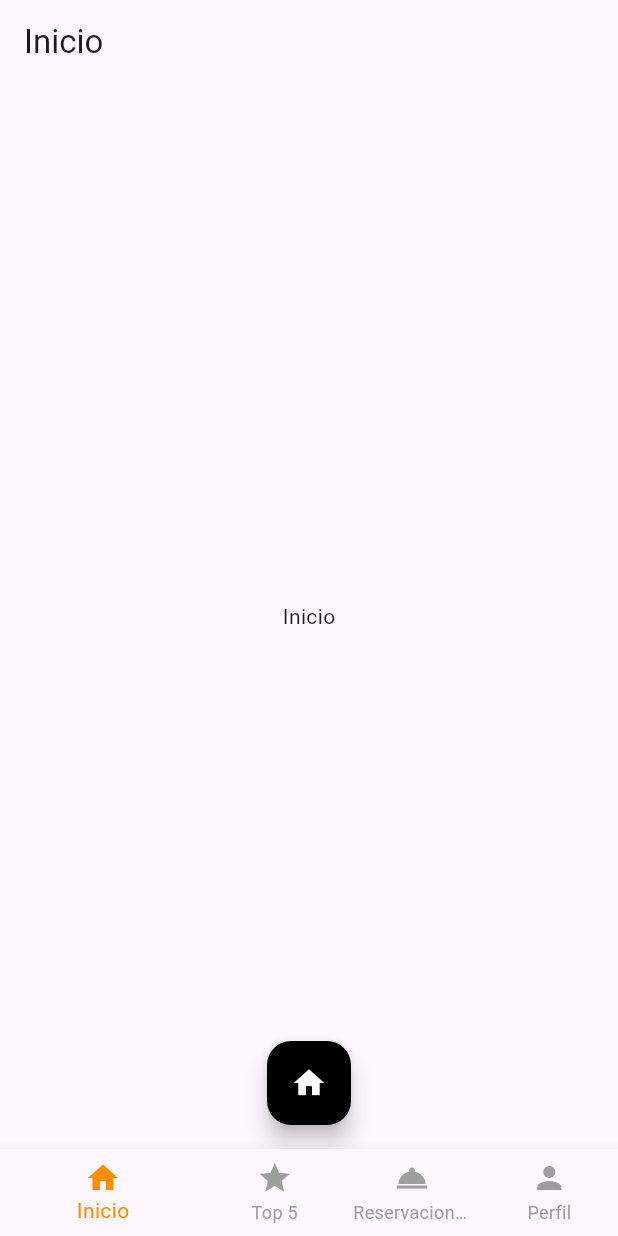
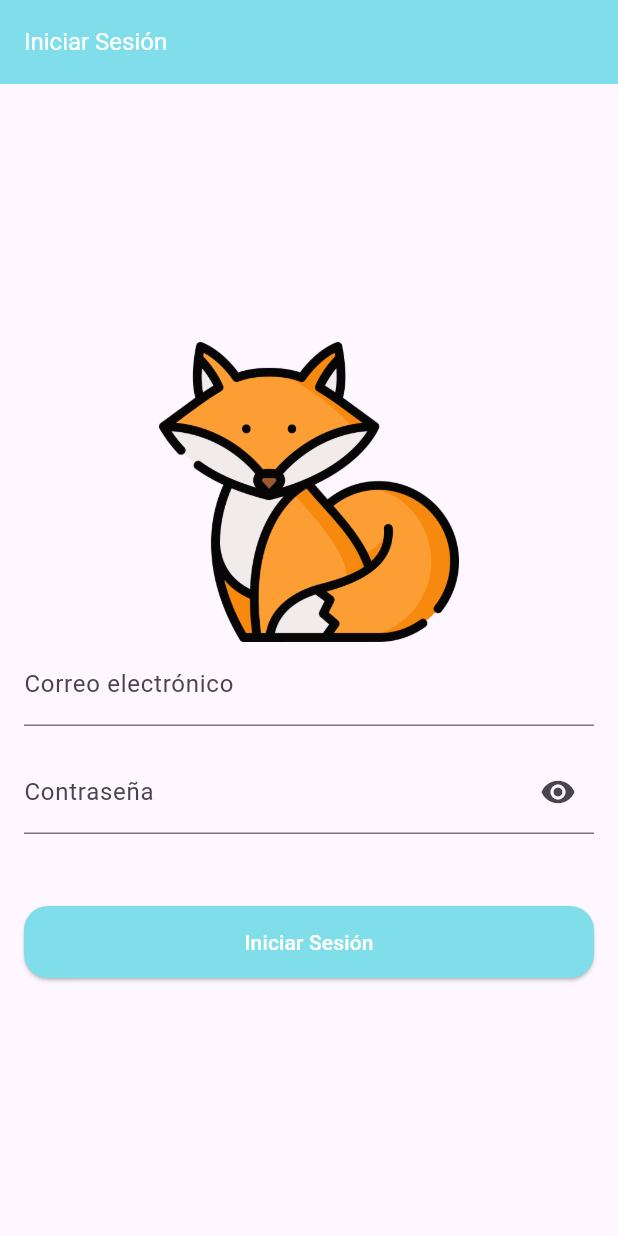
Before and after one commit to FREECS33/learning_flutter, a Flutter app: the screen it shows after launch, on a phone screen of 412 x 824 dp. Run offline on Flutter 3.47's test engine with Material 3 defaults, Android fonts, the phone set to English and light mode, and no system bars.

Commit message:
3 upload

```diff
--- a/lib/main.dart
+++ b/lib/main.dart
@@ -1,4 +1,5 @@
 import 'package:flutter/material.dart';
+import 'package:learning_b/modules/auth/screens/login.dart';
 import 'package:learning_b/navigation/home.dart';
 import 'package:learning_b/navigation/navigation.dart';
 import 'package:learning_b/navigation/profile.dart';
@@ -20,6 +21,7 @@ class MainApp extends StatelessWidget {
       initialRoute: '/',
       routes: {
         '/':(context) =>  const SplashScreen(),
+        '/login': (context) => const Login(),
         '/menu':(context) =>  const Navigation(),
         '/home':(context) => const Home(),
         '/top':(context) => const Top(),
--- /dev/null
+++ b/lib/modules/auth/screens/login.dart
@@ -0,0 +1,86 @@
+import 'package:flutter/material.dart';
+
+class Login extends StatefulWidget {
+  const Login({super.key});
+
+  @override
+  State<Login> createState() => _LoginState();
+}
+
+class _LoginState extends State<Login> {
+  final TextEditingController _emailController = TextEditingController();
+  final TextEditingController _passwordController = TextEditingController();
+  bool _isObscure = true;
+
+  @override
+  Widget build(BuildContext context) {
+    return Scaffold(
+      appBar: AppBar(
+        title: const Text("Iniciar Sesión"),
+        centerTitle: false,
+        backgroundColor: Colors.cyan[200],
+        titleTextStyle: const TextStyle(fontSize: 16, color: Colors.white),
+      ),
+      body: Center(
+        child: Padding(
+          padding: const EdgeInsets.all(16.0),
+          child: Column(
+            mainAxisAlignment: MainAxisAlignment.center,
+            children: [
+              Image.asset(
+                "assets/fox.png",
+                width: 200,
+                height: 200,
+              ),
+              TextField(
+                controller: _emailController,
+                decoration: const InputDecoration(
+                  hintText: "Correo electrónico",
+                  label: Text("Correo electrónico"),
+                ),
+                keyboardType: TextInputType.emailAddress,
+              ),
+              const SizedBox(
+                height: 16,
+              ),
+              TextField(
+                controller: _passwordController,
+                obscureText: _isObscure,
+                decoration: InputDecoration(
+                  hintText: "Contraseña",
+                  label: const Text("Contraseña"),
+                  suffixIcon: IconButton(
+                      onPressed: () {
+                        setState(() {
+                          _isObscure = !_isObscure;
+                        });
+                      },
+                      icon: Icon(_isObscure
+                          ? Icons.visibility
+                          : Icons.visibility_off)),
+                ),
+              ),
+              const SizedBox(
+                height: 48,
+              ),
+              SizedBox(
+                height: 48,
+                width: double.infinity,
+                child: ElevatedButton(
+                  onPressed: () =>
+                      print("Datos => $_emailController $_passwordController"),
+                  style: OutlinedButton.styleFrom(
+                      backgroundColor: Colors.cyan[200],
+                      foregroundColor: Colors.white,
+                      shape: RoundedRectangleBorder(
+                          borderRadius: BorderRadius.circular(16))),
+                  child: const Text("Iniciar Sesión"),
+                ),
+              )
+            ],
+          ),
+        ),
+      ),
+    );
+  }
+}
--- a/lib/widgets/splash_screen.dart
+++ b/lib/widgets/splash_screen.dart
@@ -12,7 +12,7 @@ class _SplashScreenState extends State<SplashScreen> {
   void initState() {
     super.initState();
     Future.delayed(const Duration(seconds: 3), () {
-      Navigator.pushReplacementNamed(context, '/menu');
+      Navigator.pushReplacementNamed(context, '/login');
     });
   }
 
```
